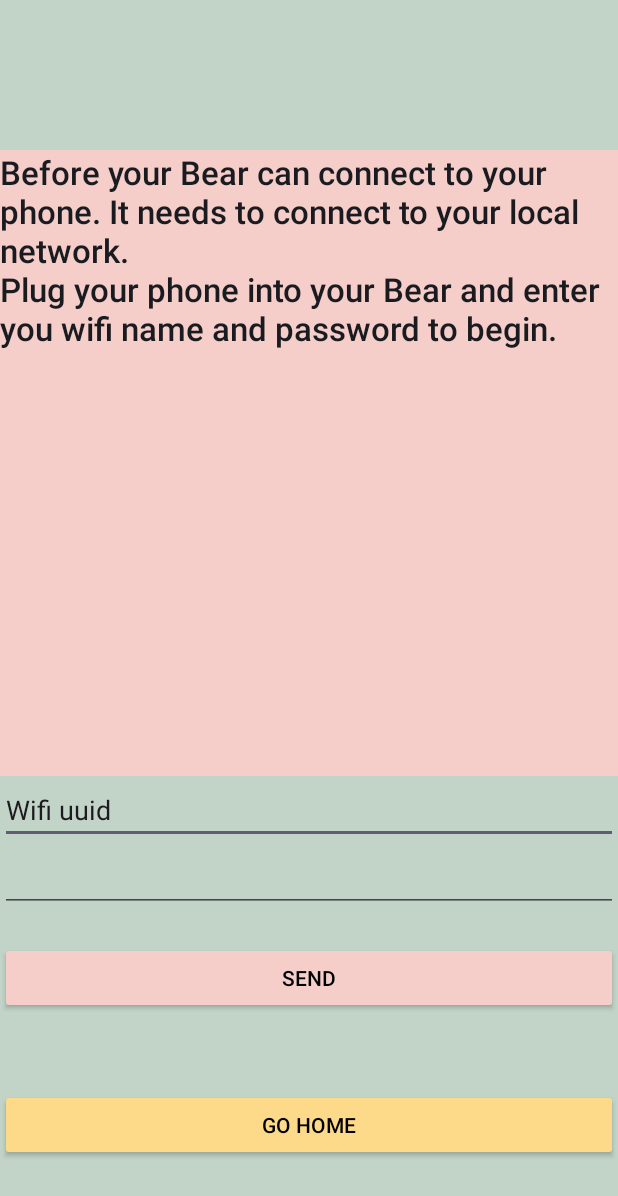
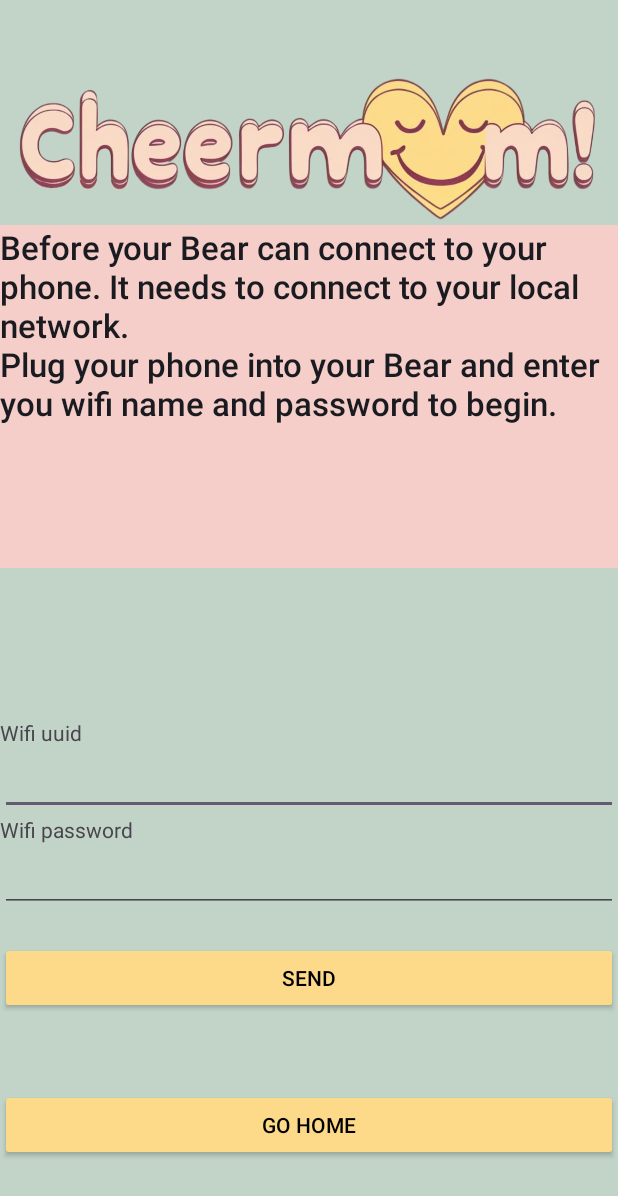
Before and after one commit to MattF23/CheerMum, an Android app built with Jetpack Compose: the WifiConfigActivity screen opened directly, with no data from a screen before it, on a phone screen of 412 x 824 dp. Shown: the top 1196 px of the screen. Run offline under Robolectric (Android 15) with nearby library versions, the phone set to English and light mode, and no system bars.

Commit message:
Made some style changes. All buttons are yellow, logo no longer overlaps with camera hole. Added better labels to wifi submission text boxes. Changed some text sizes

```diff
--- a/app/build.gradle.kts
+++ b/app/build.gradle.kts
@@ -41,7 +41,6 @@ android {
 }
 
 dependencies {
-
     implementation(libs.androidx.core.ktx)
     implementation(libs.androidx.lifecycle.runtime.ktx)
     implementation(libs.androidx.activity.compose)
--- a/app/src/main/res/layout/home.xml
+++ b/app/src/main/res/layout/home.xml
@@ -11,6 +11,9 @@
         android:layout_width="match_parent"
         android:layout_height="10dp"
         android:layout_weight="1"
+        android:background="@drawable/cheermum_logo_cropped"
+        android:contentDescription="@string/Title_description"
+        android:src="@drawable/cheermum_logo_cropped"
         app:srcCompat="@drawable/cheermum_logo_cropped" />
 
     <TextView
--- a/app/src/main/res/layout/suggestion_config.xml
+++ b/app/src/main/res/layout/suggestion_config.xml
@@ -10,6 +10,10 @@
         android:id="@+id/imageView2"
         android:layout_width="match_parent"
         android:layout_height="100dp"
+        android:layout_marginTop="50dp"
+        android:background="@drawable/cheermum_logo_cropped"
+        android:src="@drawable/cheermum_logo_cropped"
+        android:contentDescription="@string/Title_description"
         app:srcCompat="@drawable/cheermum_logo_cropped" />
 
     <TextView
@@ -19,18 +23,17 @@
         android:layout_weight="1"
         android:background="@color/cheerMum_pink"
         android:text="@string/Suggestion_Welcome"
-        android:textSize="22sp"
+        android:textSize="25sp"
         android:textAppearance="@style/TextAppearance.Compat.Notification.Title"/>
 
     <TextView
         android:id="@+id/SettingsExplanation"
         android:layout_width="wrap_content"
         android:layout_height="0dp"
-        android:layout_marginTop="50dp"
         android:layout_weight="1"
         android:background="@color/cheerMum_pink"
         android:text="@string/Settings_tutorial"
-        android:textSize="22sp"
+        android:textSize="25sp"
         android:textAppearance="@style/TextAppearance.Compat.Notification.Title"/>
 
     <com.google.android.material.materialswitch.MaterialSwitch
--- a/app/src/main/res/layout/wifi_config.xml
+++ b/app/src/main/res/layout/wifi_config.xml
@@ -10,6 +10,10 @@
         android:id="@+id/imageView3"
         android:layout_width="match_parent"
         android:layout_height="100dp"
+        android:layout_marginTop="50dp"
+        android:contentDescription="@string/Title_description"
+        android:background="@drawable/cheermum_logo_cropped"
+        android:src="@drawable/cheermum_logo_cropped"
         app:srcCompat="@drawable/cheermum_logo_cropped" />
 
     <TextView
@@ -22,14 +26,27 @@
         android:textAppearance="@style/TextAppearance.Compat.Notification.Title"
         android:textSize="22sp"/>
 
+    <TextView
+        android:id="@+id/uuidView"
+        android:layout_width="match_parent"
+        android:layout_height="wrap_content"
+        android:layout_marginTop="100dp"
+        android:text="@string/uuid" />
+
     <EditText
         android:id="@+id/WifiName"
         android:layout_width="match_parent"
         android:layout_height="wrap_content"
         android:ems="10"
         android:inputType="text"
-        android:text="@string/uuid"
-        android:autofillHints="username"/>
+        android:autofillHints="username"
+        android:labelFor="@id/Submit_wifi"/>
+
+    <TextView
+        android:id="@+id/passwordView"
+        android:layout_width="match_parent"
+        android:layout_height="wrap_content"
+        android:text="@string/password" />
 
     <EditText
         android:id="@+id/WifiPassword"
@@ -38,14 +55,15 @@
         android:ems="10"
         android:layout_marginBottom="20dp"
         android:inputType="textPassword"
-        android:autofillHints="password" />
+        android:autofillHints="password"
+        android:labelFor="@id/Submit_wifi"/>
 
     <Button
         android:id="@+id/Submit_wifi"
         android:layout_width="match_parent"
         android:layout_height="wrap_content"
         android:layout_marginBottom="50dp"
-        android:backgroundTint="@color/cheerMum_pink"
+        android:backgroundTint="@color/cheerMum_yellow"
         android:textColor="@color/black"
         android:text="@string/submit" />
 
--- a/app/src/main/res/values/strings.xml
+++ b/app/src/main/res/values/strings.xml
@@ -1,6 +1,7 @@
 <resources>
     <string name="app_name">CheerMum</string>
     <string name="Welcome">Welcome to CheerMum! Here you can find all of the settings available to you.</string>
+    <string name="Title_description">Cheermum Logo and Title</string>
 
     <!--Buttons-->
     <string name="wifi_config">Configure Wifi</string>
```
